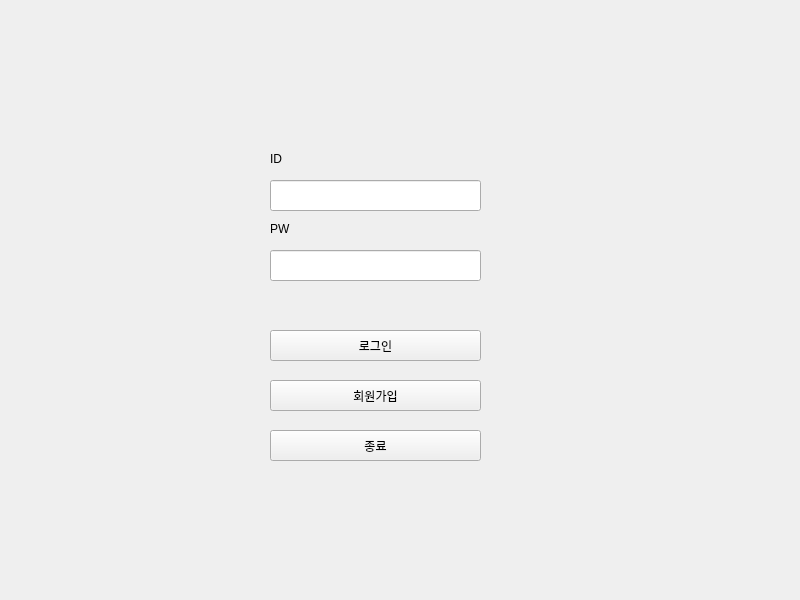
Above: client2/login.ui from a-bnb/travel before the change. Below: the same form after it.
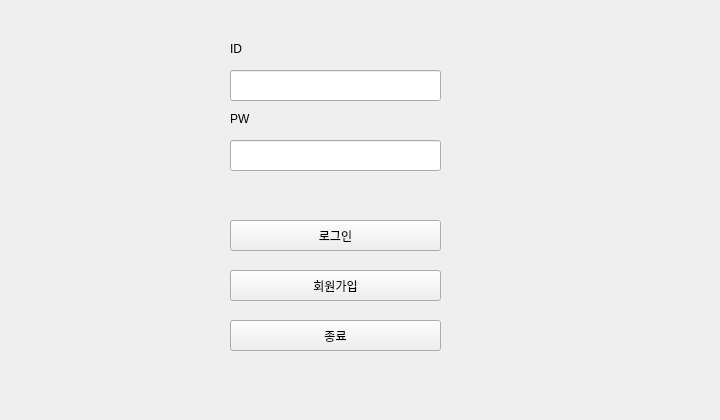
That is the form after the change.

The edit to the form file:
```diff
--- a/client2/login.ui
+++ b/client2/login.ui
@@ -6,8 +6,8 @@
    <rect>
     <x>0</x>
     <y>0</y>
-    <width>800</width>
-    <height>600</height>
+    <width>720</width>
+    <height>420</height>
    </rect>
   </property>
   <property name="windowTitle">
@@ -17,8 +17,8 @@
    <widget class="QLineEdit" name="ID_text">
     <property name="geometry">
      <rect>
-      <x>270</x>
-      <y>180</y>
+      <x>230</x>
+      <y>70</y>
       <width>211</width>
       <height>31</height>
      </rect>
@@ -27,8 +27,8 @@
    <widget class="QPushButton" name="exit_btn">
     <property name="geometry">
      <rect>
-      <x>270</x>
-      <y>430</y>
+      <x>230</x>
+      <y>320</y>
       <width>211</width>
       <height>31</height>
      </rect>
@@ -40,8 +40,8 @@
    <widget class="QLabel" name="label">
     <property name="geometry">
      <rect>
-      <x>270</x>
-      <y>150</y>
+      <x>230</x>
+      <y>40</y>
       <width>67</width>
       <height>17</height>
      </rect>
@@ -53,8 +53,8 @@
    <widget class="QLineEdit" name="PW_text">
     <property name="geometry">
      <rect>
-      <x>270</x>
-      <y>250</y>
+      <x>230</x>
+      <y>140</y>
       <width>211</width>
       <height>31</height>
      </rect>
@@ -63,8 +63,8 @@
    <widget class="QPushButton" name="login_btn">
     <property name="geometry">
      <rect>
-      <x>270</x>
-      <y>330</y>
+      <x>230</x>
+      <y>220</y>
       <width>211</width>
       <height>31</height>
      </rect>
@@ -76,8 +76,8 @@
    <widget class="QPushButton" name="signup_btn">
     <property name="geometry">
      <rect>
-      <x>270</x>
-      <y>380</y>
+      <x>230</x>
+      <y>270</y>
       <width>211</width>
       <height>31</height>
      </rect>
@@ -89,8 +89,8 @@
    <widget class="QLabel" name="label_2">
     <property name="geometry">
      <rect>
-      <x>270</x>
-      <y>220</y>
+      <x>230</x>
+      <y>110</y>
       <width>67</width>
       <height>17</height>
      </rect>
```
